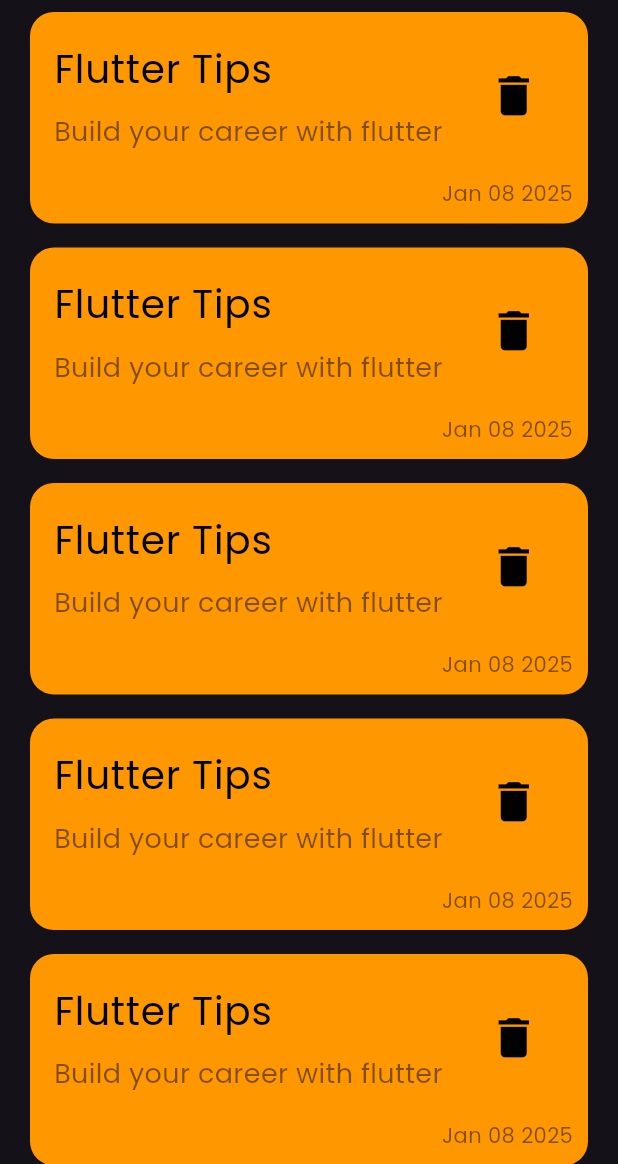
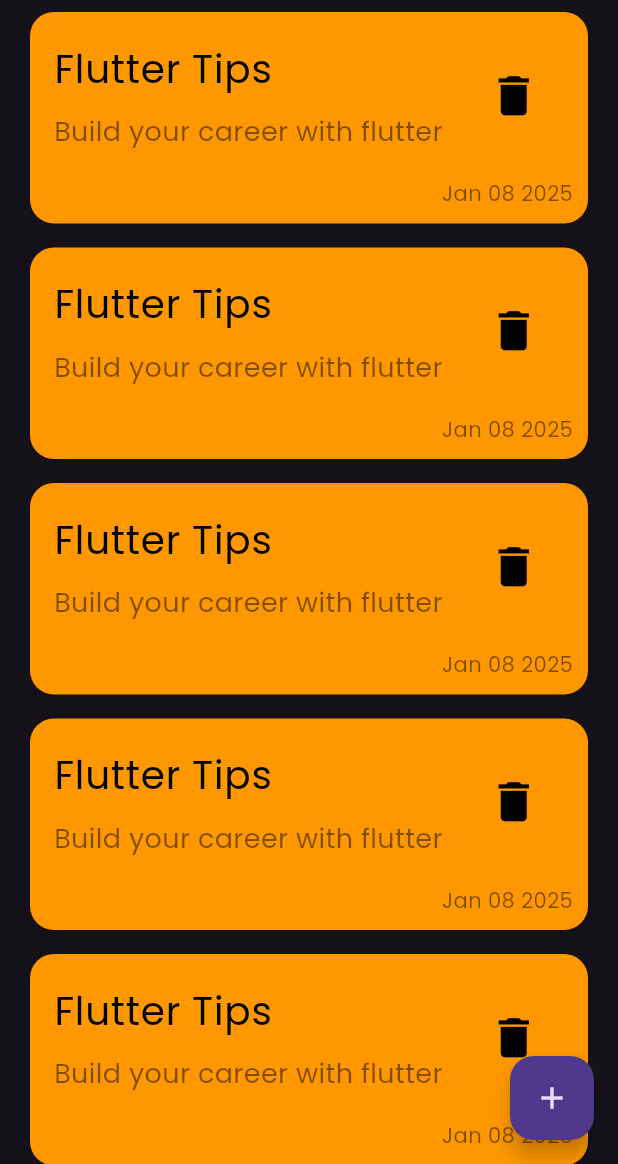
Before and after one commit to elsaid711/note, a Flutter app: the screen it shows after launch, on a phone screen of 412 x 824 dp, the part 72-1236 px from its top. Run offline on Flutter 3.47's test engine with Material 3 defaults, Android fonts, the phone set to English and light mode, and no system bars; statements that could not run were skipped.

Commit message:
create floatingActionButton

```diff
--- a/lib/views/notes_view.dart
+++ b/lib/views/notes_view.dart
@@ -6,8 +6,11 @@ class NotesView extends StatelessWidget {
 
   @override
   Widget build(BuildContext context) {
-    return const Scaffold(
-      body: notesViewBody(),
+    return  Scaffold(
+      floatingActionButton:FloatingActionButton(onPressed: (){},
+      child: Icon(Icons.add),
+      ) ,
+      body:const notesViewBody(),
     );
   }
 }
```
